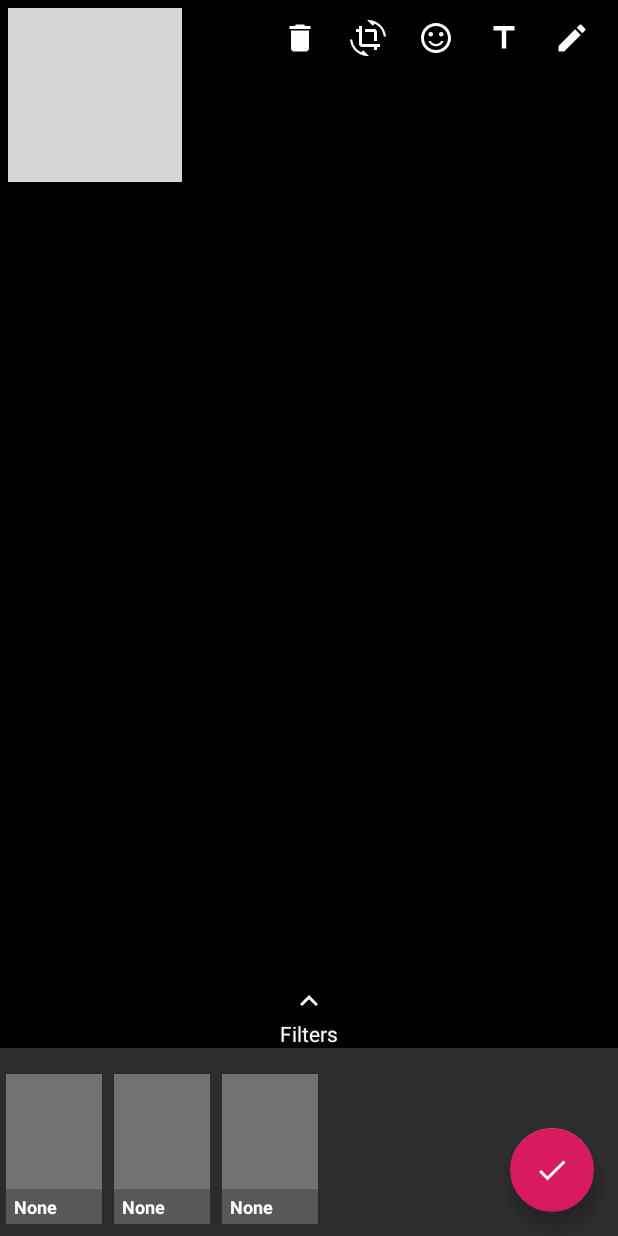
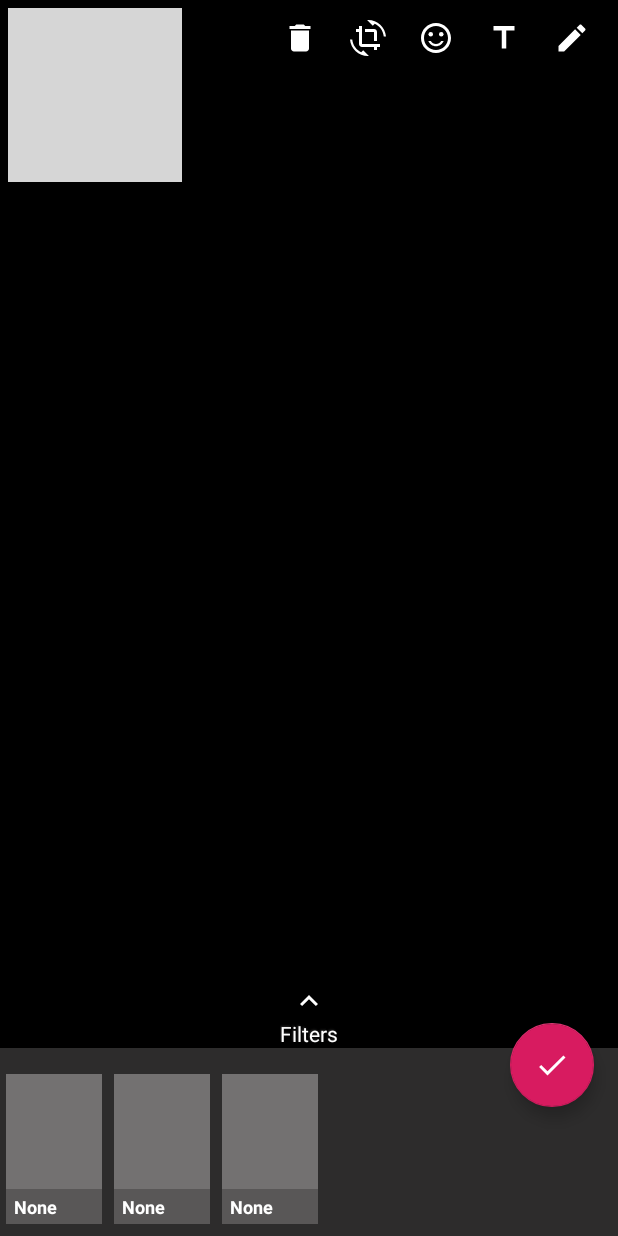
Before and after one commit to akshay2211/PixEditor, an Android app: the layout activity_pix_editor.xml on its own in the app's theme, with its tools: preview values and no code run, on a phone screen of 412 x 824 dp. Run offline under Robolectric (Android 15) with nearby library versions, the phone set to English and light mode, and no system bars; grey boxes are pictures that could not be loaded.

Commit message:
minor functionality updated

```diff
--- a/pixeditor/src/main/java/com/fxn/pixeditor/CropActivity.kt
+++ b/pixeditor/src/main/java/com/fxn/pixeditor/CropActivity.kt
@@ -18,8 +18,8 @@ class CropActivity : AppCompatActivity() {
     private var photoOrignal: File? = null
 
     override fun onCreate(savedInstanceState: Bundle?) {
+        Utility.hideTopBar(this)
         super.onCreate(savedInstanceState)
-        Utility.hideTopBar(this)
         setContentView(R.layout.activity_crop)
 
         /* Utility.setupStatusBarHidden(this);*/
--- a/pixeditor/src/main/java/com/fxn/pixeditor/PixEditor.kt
+++ b/pixeditor/src/main/java/com/fxn/pixeditor/PixEditor.kt
@@ -49,8 +49,8 @@ class PixEditor : AppCompatActivity(), View.OnClickListener, FilterImageAdapter.
 
     override fun onCreate(savedInstanceState: Bundle?) {
         super.onCreate(savedInstanceState)
+        Utility.hideTopBar(this)
         setContentView(R.layout.activity_pix_editor)
-        Utility.hideTopBar(this)
         options = intent.getSerializableExtra(EDITOPTIONS) as EditOptions
         initialise()
     }
--- a/pixeditor/src/main/java/com/fxn/pixeditor/imageeditengine/adapters/PreviewImageAdapter.kt
+++ b/pixeditor/src/main/java/com/fxn/pixeditor/imageeditengine/adapters/PreviewImageAdapter.kt
@@ -30,7 +30,7 @@ class PreviewImageAdapter(private val context: Context) : RecyclerView.Adapter<R
 
     init {
         this@PreviewImageAdapter.list.clear()
-        size = Utility.convertDpToPixel(50f, context) - 2
+        size = Utility.convertDpToPixel(60f, context) - 2
         padding = (size / 3.5).toInt()
         glide = Glide.with(context)
         options = RequestOptions().override(256).transform(CenterCrop()).transform(FitCenter())
--- a/pixeditor/src/main/res/layout/activity_pix_editor.xml
+++ b/pixeditor/src/main/res/layout/activity_pix_editor.xml
@@ -47,7 +47,7 @@
                 android:id="@+id/editRecyclerView"
                 android:layout_width="match_parent"
                 android:visibility="gone"
-                android:layout_height="50dp">
+                android:layout_height="60dp">
         </androidx.recyclerview.widget.RecyclerView>
     </LinearLayout>
     <ImageView
@@ -152,8 +152,6 @@
                 android:visibility="invisible"
                 app:defaultColor="@color/checkbox_color"
         />
-
-
     </RelativeLayout>
 
 
@@ -179,8 +177,9 @@
             android:layout_alignParentBottom="true"
             android:layout_alignParentRight="true"
             android:layout_alignParentEnd="true"
-            android:layout_margin="@dimen/fab_margin"
             app:srcCompat="@drawable/ic_done"
+            android:layout_marginBottom="86dp"
+            android:layout_marginRight="@dimen/fab_margin"
     />
 
     <RelativeLayout
```
Also changed, not shown: pixeditor/src/main/java/com/fxn/pixeditor/imageeditengine/utils/Utility.kt (+21 -6 lines).
